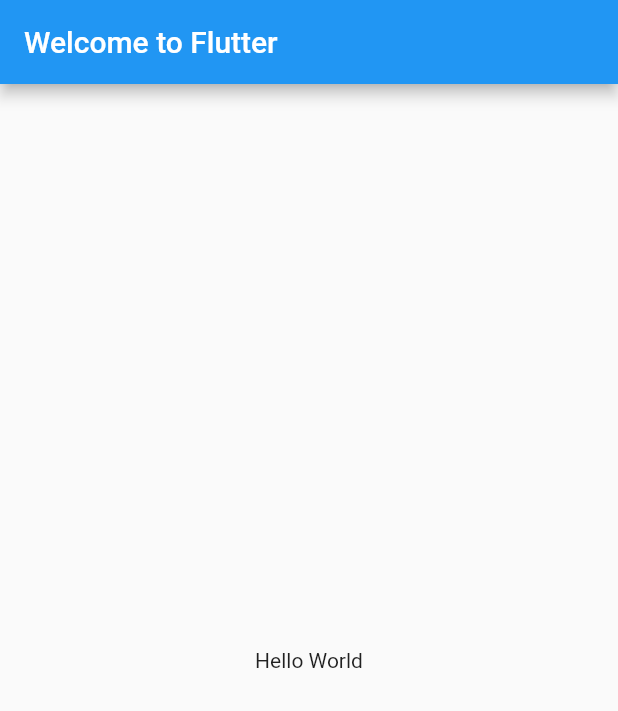
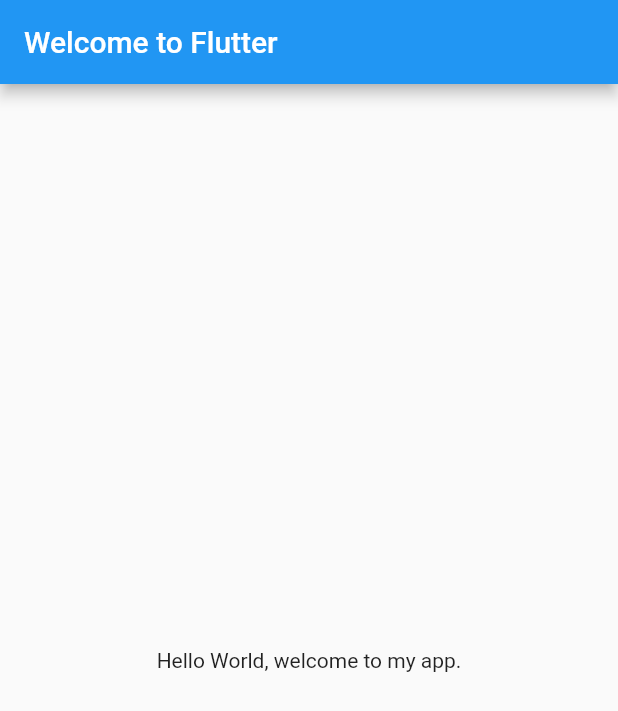
Before and after one commit to jsellersdev/startup_namer, a Flutter app: the screen it shows after launch, on a phone screen of 412 x 824 dp. Shown: the top 711 px of the screen. Run offline on Flutter 3.47's test engine with Material 2 defaults, Android fonts, the phone set to English and light mode, and no system bars.

Commit message:
Test Commit for standard file change.

```diff
--- a/lib/main.dart
+++ b/lib/main.dart
@@ -12,7 +12,7 @@ class MyApp extends StatelessWidget {
           title: new Text('Welcome to Flutter'),
         ),
         body: new Center(
-          child: new Text('Hello World'),
+          child: new Text('Hello World, welcome to my app.'),
         ),
       ),
     );
```
